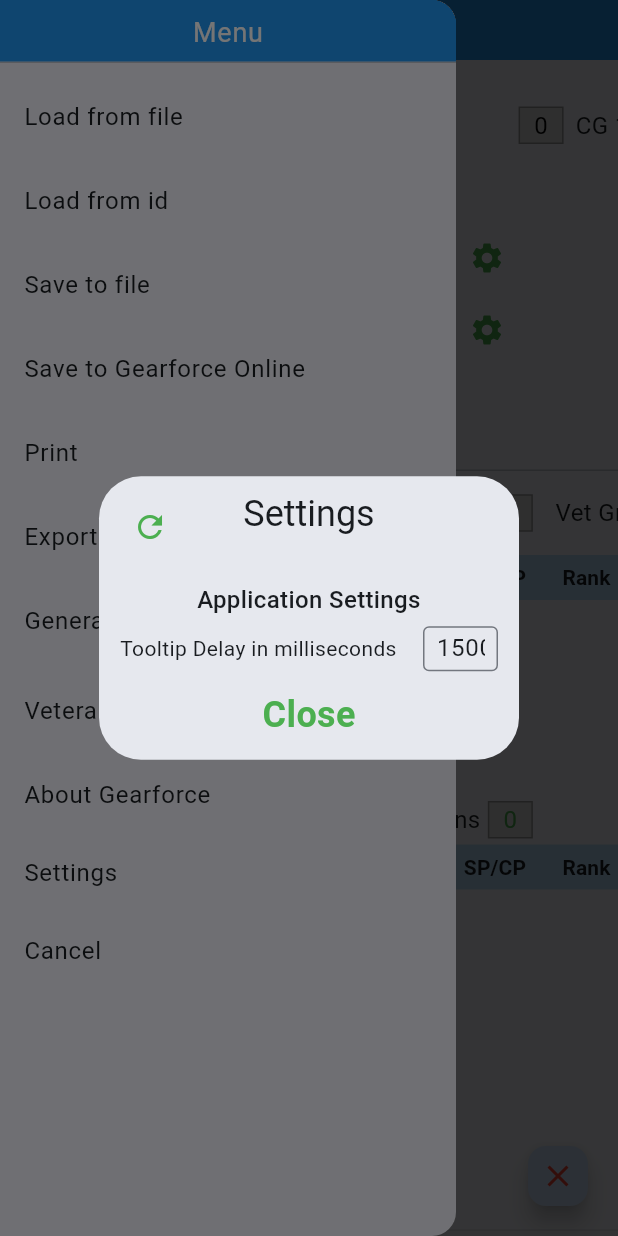
After one commit to Ariemeth/gearforce-flutter, a Flutter app: the screen it shows after launch, in the side drawer, after a tap on "Settings", on a phone screen of 412 x 824 dp. The commit adds this screen. Run offline on Flutter 3.47's test engine with Material 3 defaults, Android fonts, the phone set to English and light mode, and no system bars; our stand-ins replace package_info_plus, pdf, printing, pub_semver, shared_preferences; missing offline and left inert: file_selector; network calls fail.

Commit message:
Added settings screen that allows chaning the tooltip delay added shared preferences to save settings to a local cache

```diff
--- a/lib/main.dart
+++ b/lib/main.dart
@@ -16,13 +16,15 @@ Future<void> main() async {
   }
 
   final appInfo = await PackageInfo.fromPlatform();
+  final settings = Settings();
+  await settings.load();
 
   var data = Data();
   data.load().whenComplete(() {
     runApp(MultiProvider(
       providers: [
         Provider(create: (_) => data),
-        Provider(create: (_) => Settings()),
+        Provider(create: (_) => settings),
       ],
       child: GearForce(
         data: data,
--- a/lib/screens/roster/roster.dart
+++ b/lib/screens/roster/roster.dart
@@ -10,6 +10,7 @@ import 'package:gearforce/screens/roster/pdf/pdf.dart';
 import 'package:gearforce/screens/roster/pdf/pdf_settings_dialog.dart';
 import 'package:gearforce/screens/roster/roster_display.dart';
 import 'package:gearforce/screens/roster/show_roster_id.dart';
+import 'package:gearforce/screens/settings/application_settings_dialog.dart';
 import 'package:gearforce/screens/unitSelector/unit_selection.dart';
 import 'package:gearforce/widgets/api/api_service.dart';
 import 'package:gearforce/widgets/confirmation_dialog.dart';
@@ -324,6 +325,20 @@ class _RosterWidgetState extends State<RosterWidget> {
             ),
             ListTile(
               title: Text(
+                'Settings',
+                style: TextStyle(
+                  fontSize: 16,
+                ),
+              ),
+              onTap: () async {
+                await showDialog<ApplicationSettingsDialog>(
+                  context: context,
+                  builder: (context) => ApplicationSettingsDialog(),
+                );
+              },
+            ),
+            ListTile(
+              title: Text(
                 "Cancel",
                 style: TextStyle(
                   fontSize: 16,
--- /dev/null
+++ b/lib/screens/settings/application_settings_dialog.dart
@@ -0,0 +1,73 @@
+import 'package:flutter/material.dart';
+import 'package:gearforce/screens/settings/settings_value_option_line.dart';
+import 'package:gearforce/widgets/settings.dart';
+import 'package:provider/provider.dart';
+
+import 'settings_section_heading.dart';
+
+class ApplicationSettingsDialog extends StatefulWidget {
+  const ApplicationSettingsDialog({super.key});
+
+  @override
+  State<ApplicationSettingsDialog> createState() =>
+      _ApplicationSettingsDialogState();
+}
+
+class _ApplicationSettingsDialogState extends State<ApplicationSettingsDialog> {
+  @override
+  Widget build(BuildContext context) {
+    final settings = context.watch<Settings>();
+
+    return SimpleDialog(
+      title: Stack(children: [
+        Align(
+          child: Text(
+            'Settings',
+            style: const TextStyle(fontSize: 24),
+          ),
+        ),
+        IconButton(
+          onPressed: () => {
+            setState(() {
+              settings.reset();
+            })
+          },
+          icon: const Icon(
+            Icons.refresh,
+            color: Colors.green,
+          ),
+          splashRadius: 20.0,
+          padding: const EdgeInsets.only(),
+          tooltip: 'Reset to default settings',
+        ),
+      ]),
+      children: [
+        SettingsSectionHeading('Application Settings'),
+        SettingsValueOptionLine(
+            text: 'Tooltip Delay in milliseconds',
+            value: settings.tooltipDelay.inMilliseconds,
+            onChanged: (int? newValue) {
+              if (newValue != null) {
+                settings.tooltipDelay = Duration(milliseconds: newValue);
+              }
+            }),
+        SimpleDialogOption(
+          onPressed: () {
+            Navigator.pop(context);
+          },
+          child: Center(
+            child: Text(
+              'Close',
+              style: TextStyle(
+                  fontSize: 24,
+                  fontWeight: FontWeight.bold,
+                  color: Colors.green),
+            ),
+          ),
+        ),
+      ],
+      contentPadding: EdgeInsets.only(top: 10, bottom: 5, left: 10, right: 10),
+      titlePadding: EdgeInsets.only(top: 10, bottom: 0, left: 10, right: 10),
+    );
+  }
+}
--- /dev/null
+++ b/lib/screens/settings/settings_section_heading.dart
@@ -0,0 +1,26 @@
+import 'package:flutter/material.dart';
+
+class SettingsSectionHeading extends StatelessWidget {
+  final String text;
+  final EdgeInsets padding;
+  const SettingsSectionHeading(
+    this.text, {
+    super.key,
+    this.padding = const EdgeInsets.all(2.5),
+  });
+
+  @override
+  Widget build(BuildContext context) {
+    return Padding(
+      padding: padding,
+      child: Text(
+        text,
+        style: TextStyle(
+          fontSize: 16,
+          fontWeight: FontWeight.w500,
+        ),
+        textAlign: TextAlign.center,
+      ),
+    );
+  }
+}
--- /dev/null
+++ b/lib/screens/settings/settings_value_option_line.dart
@@ -0,0 +1,80 @@
+import 'package:flutter/material.dart';
+import 'package:flutter/services.dart';
+
+class SettingsValueOptionLine extends StatefulWidget {
+  final String text;
+  final ValueChanged<int?> onChanged;
+  final int value;
+  final String inputFormatter;
+  final EdgeInsets padding;
+
+  SettingsValueOptionLine({
+    required this.text,
+    required this.value,
+    required this.onChanged,
+    this.inputFormatter = r"^\d{0,4}",
+    this.padding = const EdgeInsets.all(4.0),
+  });
+
+  @override
+  State<SettingsValueOptionLine> createState() =>
+      _SettingsValueOptionLineState();
+}
+
+class _SettingsValueOptionLineState extends State<SettingsValueOptionLine> {
+  int? tempValue;
+
+  @override
+  Widget build(BuildContext context) {
+    tempValue = widget.value;
+    return Padding(
+      padding: widget.padding,
+      child: Row(
+        children: [
+          Text(widget.text),
+          Spacer(),
+          SizedBox(
+            width: 50,
+            child: TextField(
+              controller: TextEditingController(
+                text: tempValue == null
+                    ? widget.value.toString()
+                    : tempValue.toString(),
+              ),
+              decoration: const InputDecoration(
+                border: const OutlineInputBorder(),
+                contentPadding: const EdgeInsets.only(
+                  left: 5,
+                  right: 5,
+                  top: 3,
+                  bottom: 3,
+                ),
+                isDense: true,
+              ),
+              onChanged: (String newValue) {
+                final value = int.tryParse(newValue);
+                if (value == null) {
+                  return;
+                }
+                tempValue = value;
+              },
+              onEditingComplete: () {
+                if (tempValue != null) {
+                  widget.onChanged(tempValue);
+                }
+              },
+              onTapOutside: (event) {
+                if (tempValue != null) {
+                  widget.onChanged(tempValue);
+                }
+              },
+              inputFormatters: [
+                FilteringTextInputFormatter.allow(RegExp(widget.inputFormatter))
+              ],
+            ),
+          )
+        ],
+      ),
+    );
+  }
+}
--- a/lib/widgets/settings.dart
+++ b/lib/widgets/settings.dart
@@ -1,3 +1,34 @@
+import 'package:shared_preferences/shared_preferences.dart';
+
+const _tooltipDelayKey = 'tooltipDelay';
+
+const _defaultTooltipDelayInMilliseconds = 1500;
+
 class Settings {
-  Duration tooltipDelay = Duration(milliseconds: 500);
+  Duration _tooltipDelay =
+      Duration(milliseconds: _defaultTooltipDelayInMilliseconds);
+
+  Duration get tooltipDelay => _tooltipDelay;
+  set tooltipDelay(Duration value) {
+    _tooltipDelay = value;
+    // Save settings to storage
+    SharedPreferences.getInstance().then((SharedPreferences prefs) {
+      prefs.setInt(_tooltipDelayKey, value.inMilliseconds);
+    });
+  }
+
+  Future<bool> load() async {
+    final SharedPreferences prefs = await SharedPreferences.getInstance();
+
+    final int? tooltipDelay = prefs.getInt(_tooltipDelayKey);
+    print('loading tooltipDelay: $tooltipDelay');
+    if (tooltipDelay != null) {
+      _tooltipDelay = Duration(milliseconds: tooltipDelay);
+    }
+    return true;
+  }
+
+  reset() {
+    tooltipDelay = Duration(milliseconds: _defaultTooltipDelayInMilliseconds);
+  }
 }
--- a/pubspec.yaml
+++ b/pubspec.yaml
@@ -16,7 +16,7 @@ publish_to: "none" # Remove this line if you wish to publish to pub.dev
 # Read more about iOS versioning at
 # https://developer.apple.com/library/archive/documentation/General/Reference/InfoPlistKeyReference/Articles/CoreFoundationKeys.html
 
-version: 1.7.15
+version: 1.8.0
 environment:
   sdk: ">=3.0.0"
 
@@ -36,6 +36,7 @@ dependencies:
   http: 1.2.1
   package_info_plus: 8.0.0
   pub_semver: ^2.1.4
+  shared_preferences: ^2.2.3
 
 dev_dependencies:
   flutter_test:
```
Also changed, not shown: lib/screens/settings/settings_checkbox_option_line.dart (added, +44 -0 lines), pubspec.lock, 1 other file.
